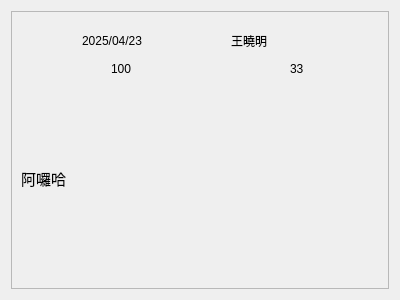
lol-James/AI-Yoga-Coach, file comment_frame.ui: the form before one commit.
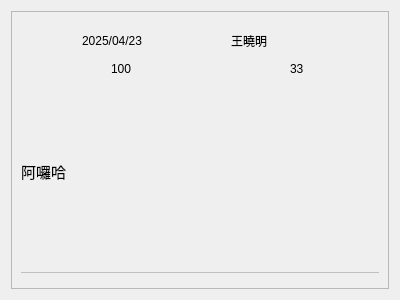
The form after the commit. Icons and pictures are not drawn.

Commit message: 留言區頭貼及排版修正

```diff
--- a/comment_frame.ui
+++ b/comment_frame.ui
@@ -19,6 +19,16 @@
   <property name="windowTitle">
    <string>Frame</string>
   </property>
+  <property name="styleSheet">
+   <string notr="true">QFrame#frame_line {
+    background-color: #c0c0c0;
+    border: none;
+    min-height: 1px;
+    max-height: 1px;
+    margin-top: 6px;
+    margin-bottom: 6px;
+}</string>
+  </property>
   <layout class="QVBoxLayout" name="verticalLayout">
    <item>
     <layout class="QVBoxLayout" name="verticalLayout_25" stretch="0">
@@ -195,6 +205,29 @@
           </property>
          </widget>
         </item>
+        <item>
+         <widget class="Line" name="comment_line">
+          <property name="windowModality">
+           <enum>Qt::NonModal</enum>
+          </property>
+          <property name="styleSheet">
+           <string notr="true">QFrame#comment_line {
+    background-color: #c0c0c0;
+    border: none;
+    min-height: 1px;
+    max-height: 1px;
+    margin-top: 6px;
+    margin-bottom: 6px;
+}</string>
+          </property>
+          <property name="frameShadow">
+           <enum>QFrame::Sunken</enum>
+          </property>
+          <property name="orientation">
+           <enum>Qt::Horizontal</enum>
+          </property>
+         </widget>
+        </item>
        </layout>
       </widget>
      </item>
```
The commit also changes 2 other files.
